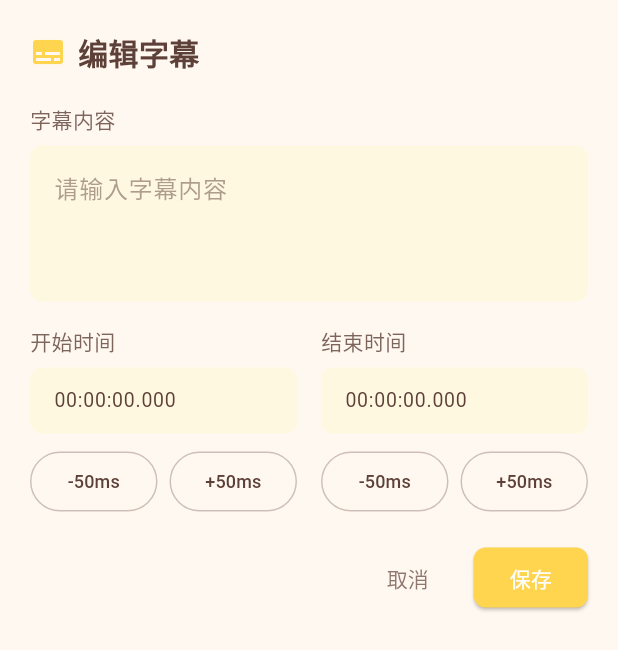
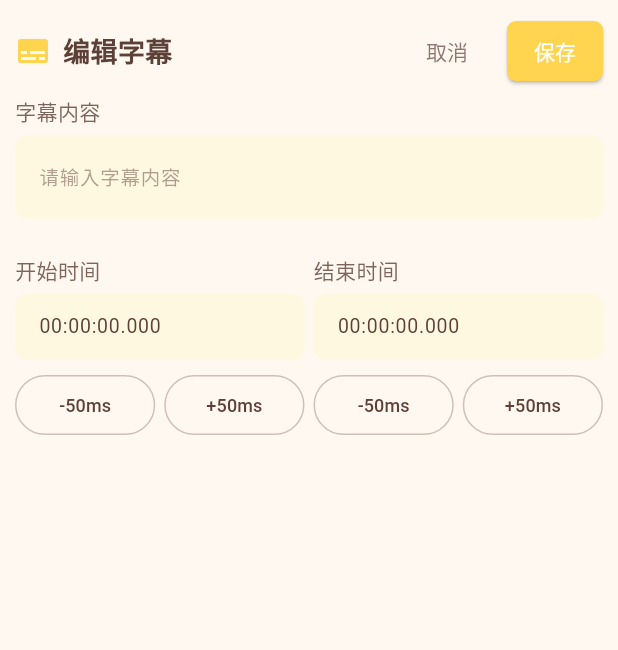
Before and after one commit to wxr007/Easy_player, a Flutter app: the SubtitleEditBottomSheet widget shown alone on an empty page, opened directly with empty values, on a phone screen of 412 x 824 dp. Shown: the top 650 px of the screen. Run offline on Flutter 3.47's test engine with Material 3 defaults, Android fonts, the phone set to English and light mode, and no system bars; our stand-ins replace chewie, file_picker, permission_handler, shared_preferences, video_player; missing offline and left inert: video_thumbnail; accounts and stored records are empty.

Commit message:
编辑字幕框紧凑布局

```diff
--- a/lib/screens/player_screen.dart
+++ b/lib/screens/player_screen.dart
@@ -501,8 +501,10 @@ class _PlayerScreenState extends State<PlayerScreen> {
   }
 
   void _showNormalSettingsMenu(BuildContext context) {
+    // 确保使用根上下文来显示全屏弹窗
+    final rootContext = Navigator.of(context).context;
     showModalBottomSheet(
-      context: context,
+      context: rootContext,
       backgroundColor: Colors.transparent,
       builder: (BuildContext context) {
         return Container(
@@ -1049,8 +1051,10 @@ class _PlayerScreenState extends State<PlayerScreen> {
       onSubtitleEditTap: () {
         if (_currentSubtitleIndex >= 0 && _currentSubtitleIndex < _subtitles.length) {
           final currentSubtitle = _subtitles[_currentSubtitleIndex];
+          // 确保使用根上下文来显示全屏弹窗
+          final rootContext = Navigator.of(context).context;
           showModalBottomSheet<SubtitleItem>(
-            context: context,
+            context: rootContext,
             isScrollControlled: true,
             backgroundColor: AppTheme.cardColor,
             shape: RoundedRectangleBorder(
--- a/lib/screens/player_subtitle_edit.dart
+++ b/lib/screens/player_subtitle_edit.dart
@@ -126,10 +126,14 @@ class _SubtitleEditBottomSheetState extends State<SubtitleEditBottomSheet> {
   @override
   Widget build(BuildContext context) {
     return Container(
-      padding: const EdgeInsets.all(20),
+      padding: const EdgeInsets.all(10),
       child: Column(
         mainAxisSize: MainAxisSize.min,
         crossAxisAlignment: CrossAxisAlignment.start,
+        children: [
+            // 标题栏和按钮
+            Row(
+              mainAxisAlignment: MainAxisAlignment.spaceBetween,
               children: [
                 Row(
                   children: [
@@ -138,26 +142,55 @@ class _SubtitleEditBottomSheetState extends State<SubtitleEditBottomSheet> {
                     Text(
                       '编辑字幕',
                       style: TextStyle(
-                    fontSize: 20,
+                        fontSize: 18,
                         fontWeight: FontWeight.bold,
                         color: AppTheme.textColor,
                       ),
                     ),
                   ],
                 ),
-            const SizedBox(height: 20),
+                Row(
+                  children: [
+                    TextButton(
+                      onPressed: () => Navigator.of(context).pop(),
+                      child: Text(
+                        '取消',
+                        style: TextStyle(color: AppTheme.textColor.withOpacity(0.7)),
+                      ),
+                    ),
+                    const SizedBox(width: 8),
+                    ElevatedButton(
+                      onPressed: _save,
+                      style: ElevatedButton.styleFrom(
+                        backgroundColor: AppTheme.primaryColor,
+                        foregroundColor: Colors.white,
+                        shape: RoundedRectangleBorder(
+                          borderRadius: BorderRadius.circular(6),
+                        ),
+                        padding: const EdgeInsets.symmetric(horizontal: 16, vertical: 6),
+                      ),
+                      child: const Text('保存'),
+                    ),
+                  ],
+                ),
+              ],
+            ),
+            const SizedBox(height: 6),
+            // 字幕内容
             Text(
               '字幕内容',
               style: TextStyle(fontSize: 14, color: AppTheme.textColor.withOpacity(0.8)),
             ),
-            const SizedBox(height: 8),
-            TextField(
+            const SizedBox(height: 6),
+            Container(
+              height: 80, // 固定高度为两行
+              child: TextField(
                 controller: _textController,
-              maxLines: 3,
+                maxLines: null, // 允许多行
                 style: TextStyle(color: AppTheme.textColor),
                 decoration: InputDecoration(
                   hintText: '请输入字幕内容',
-                hintStyle: TextStyle(color: AppTheme.textColor.withOpacity(0.5)),
+                  hintStyle: TextStyle(fontSize: 13, color: AppTheme.textColor.withOpacity(0.5)),
                   filled: true,
                   fillColor: AppTheme.backgroundColor,
                   border: OutlineInputBorder(
@@ -166,7 +199,8 @@ class _SubtitleEditBottomSheetState extends State<SubtitleEditBottomSheet> {
                   ),
                 ),
               ),
-            const SizedBox(height: 16),
+            ),
+            // 时间设置
             Row(
               children: [
                 Expanded(
@@ -177,7 +211,7 @@ class _SubtitleEditBottomSheetState extends State<SubtitleEditBottomSheet> {
                         '开始时间',
                         style: TextStyle(fontSize: 14, color: AppTheme.textColor.withOpacity(0.8)),
                       ),
-                      const SizedBox(height: 8),
+                      const SizedBox(height: 6),
                       TextField(
                         controller: _startController,
                         style: TextStyle(color: AppTheme.textColor, fontSize: 13),
@@ -196,7 +230,7 @@ class _SubtitleEditBottomSheetState extends State<SubtitleEditBottomSheet> {
                           ),
                         ),
                       ),
-                      const SizedBox(height: 8),
+                      const SizedBox(height: 6),
                       Row(
                         children: [
                           Expanded(
@@ -210,7 +244,7 @@ class _SubtitleEditBottomSheetState extends State<SubtitleEditBottomSheet> {
                               child: const Text('-50ms', style: TextStyle(fontSize: 12)),
                             ),
                           ),
-                          const SizedBox(width: 8),
+                          const SizedBox(width: 6),
                           Expanded(
                             child: OutlinedButton(
                               onPressed: () => _adjustTime(_startController, 50),
@@ -227,7 +261,7 @@ class _SubtitleEditBottomSheetState extends State<SubtitleEditBottomSheet> {
                     ],
                   ),
                 ),
-                const SizedBox(width: 16),
+                const SizedBox(width: 6),
                 Expanded(
                   child: Column(
                     crossAxisAlignment: CrossAxisAlignment.start,
@@ -236,7 +270,7 @@ class _SubtitleEditBottomSheetState extends State<SubtitleEditBottomSheet> {
                         '结束时间',
                         style: TextStyle(fontSize: 14, color: AppTheme.textColor.withOpacity(0.8)),
                       ),
-                      const SizedBox(height: 8),
+                      const SizedBox(height: 6),
                       TextField(
                         controller: _endController,
                         style: TextStyle(color: AppTheme.textColor, fontSize: 13),
@@ -255,7 +289,7 @@ class _SubtitleEditBottomSheetState extends State<SubtitleEditBottomSheet> {
                           ),
                         ),
                       ),
-                      const SizedBox(height: 8),
+                      const SizedBox(height: 6),
                       Row(
                         children: [
                           Expanded(
@@ -269,7 +303,7 @@ class _SubtitleEditBottomSheetState extends State<SubtitleEditBottomSheet> {
                               child: const Text('-50ms', style: TextStyle(fontSize: 12)),
                             ),
                           ),
-                          const SizedBox(width: 8),
+                          const SizedBox(width: 6),
                           Expanded(
                             child: OutlinedButton(
                               onPressed: () => _adjustTime(_endController, 50),
@@ -288,7 +322,8 @@ class _SubtitleEditBottomSheetState extends State<SubtitleEditBottomSheet> {
                 ),
               ],
             ),
-            const SizedBox(height: 16),
+            const SizedBox(height: 6),
+            // 预览按钮
             if (widget.videoController != null)
               SizedBox(
                 width: double.infinity,
@@ -299,38 +334,13 @@ class _SubtitleEditBottomSheetState extends State<SubtitleEditBottomSheet> {
                   style: ElevatedButton.styleFrom(
                     backgroundColor: AppTheme.primaryColor,
                     foregroundColor: Colors.white,
-                    padding: const EdgeInsets.symmetric(vertical: 12),
+                    padding: const EdgeInsets.symmetric(vertical: 10),
                     shape: RoundedRectangleBorder(
                       borderRadius: BorderRadius.circular(8),
                     ),
                   ),
                 ),
               ),
-            if (widget.videoController != null) const SizedBox(height: 24),
-            Row(
-              mainAxisAlignment: MainAxisAlignment.end,
-              children: [
-                TextButton(
-                  onPressed: () => Navigator.of(context).pop(),
-                  child: Text(
-                    '取消',
-                    style: TextStyle(color: AppTheme.textColor.withOpacity(0.7)),
-                  ),
-                ),
-                const SizedBox(width: 12),
-                ElevatedButton(
-                  onPressed: _save,
-                  style: ElevatedButton.styleFrom(
-                    backgroundColor: AppTheme.primaryColor,
-                    foregroundColor: Colors.white,
-                    shape: RoundedRectangleBorder(
-                      borderRadius: BorderRadius.circular(8),
-                    ),
-                  ),
-                  child: const Text('保存'),
-                ),
-              ],
-            ),
           ],
         ),
     );
```
Lines whose indentation alone changed are shown as unchanged.
